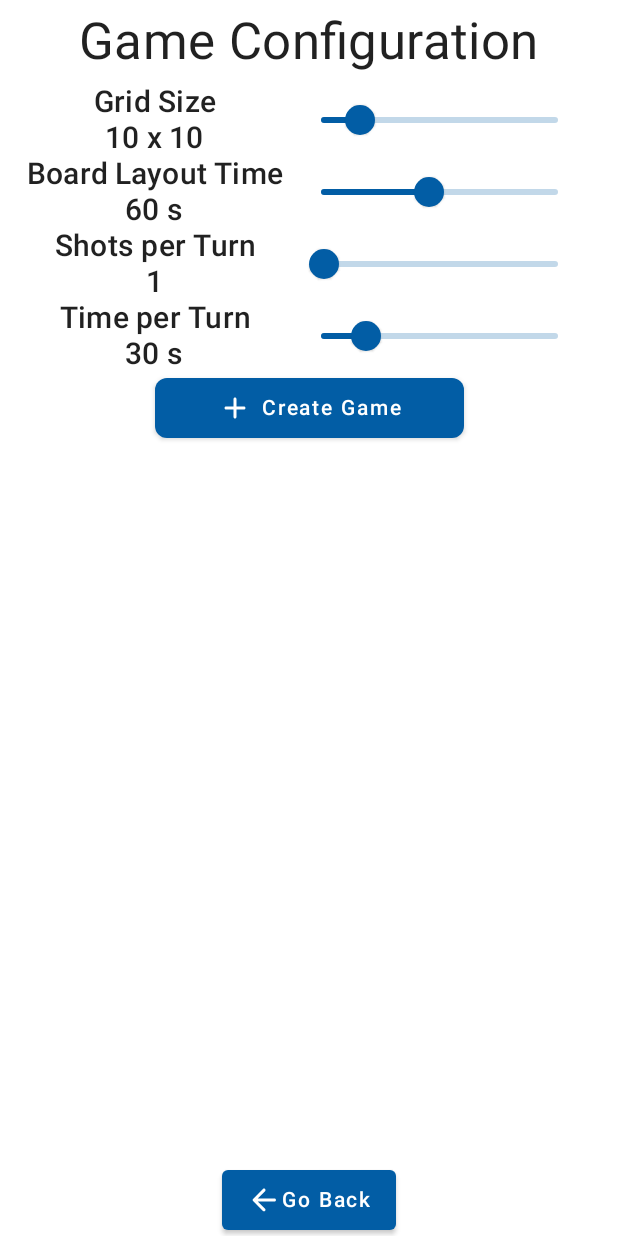
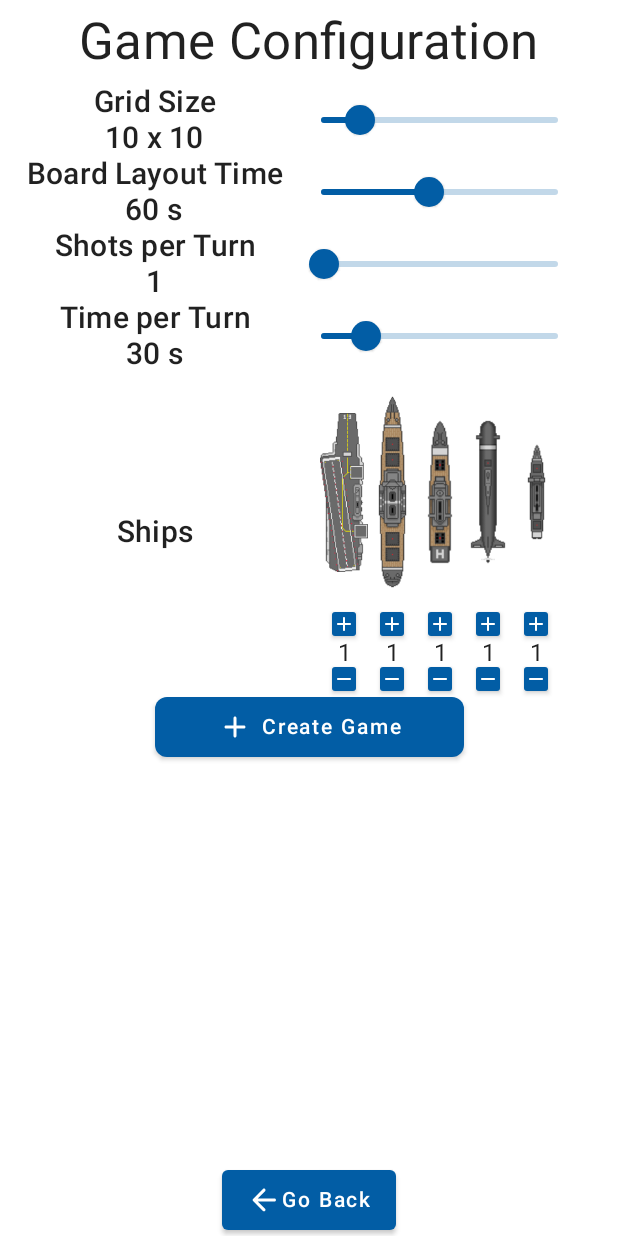
Before and after one commit to bodybuilders-team/battleships-mobile, an Android app built with Jetpack Compose: the GameplayMenuScreen screen opened through its navigation route, after a tap on "New Game", on a phone screen of 412 x 824 dp. Run offline under Robolectric (Android 15) with nearby library versions, the phone set to English and light mode, and no system bars.

Commit message:
Game config now allows for ship selection.

```diff
--- a/app/src/main/kotlin/pt/isel/pdm/battleships/domain/board/Board.kt
+++ b/app/src/main/kotlin/pt/isel/pdm/battleships/domain/board/Board.kt
@@ -166,9 +166,15 @@ data class Board(
          * Returns a random board of [size].
          *
          * @param size size of the board
-         * @return random board of [size]
+         * @param ships the ships to place in the board
+         *
+         * @return board of [size] with the [ships] placed randomly
          */
-        fun random(size: Int = DEFAULT_BOARD_SIZE) = Board(size, generateRandomMatrix(size))
+        fun random(
+            size: Int = DEFAULT_BOARD_SIZE,
+            ships: List<ShipType> = ShipType.values().toList()
+        ) =
+            Board(size, generateRandomMatrix(size, ships))
 
         /**
          * Generates a matrix only with water cells.
@@ -191,12 +197,14 @@ data class Board(
          * Generates a matrix of cells with the ships placed randomly.
          *
          * @param size the size of the matrix
-         * @return the matrix
+         * @param ships the ships to place in the matrix
+         *
+         * @return matrix of [size] with the [ships] placed randomly
          */
-        private fun generateRandomMatrix(size: Int): List<Cell> {
+        private fun generateRandomMatrix(size: Int, ships: List<ShipType>): List<Cell> {
             val grid = generateEmptyMatrix(size).toMutableList()
 
-            ShipType.values().forEach { shipType ->
+            ships.forEach { shipType ->
                 val ship = grid
                     .filterIsInstance<WaterCell>()
                     .flatMap<WaterCell, Ship> { cell ->
--- a/app/src/main/kotlin/pt/isel/pdm/battleships/ui/screens/gameplay/GameplayMenuScreen.kt
+++ b/app/src/main/kotlin/pt/isel/pdm/battleships/ui/screens/gameplay/GameplayMenuScreen.kt
@@ -85,7 +85,7 @@ fun GameplayMenuScreen(navController: NavController) {
                 BoardSetupScreen(
                     gameplayNavController,
                     boardSize = it.gridSize,
-                    shipTypes = it.ships,
+                    ships = it.ships,
                     onBoardSetupFinished = { board ->
                         myBoard = board
                         gameplayNavController.navigate("gameplay/game")
--- /dev/null
+++ b/app/src/main/kotlin/pt/isel/pdm/battleships/ui/screens/gameplay/newGame/GameConfigSelector.kt
@@ -0,0 +1,46 @@
+package pt.isel.pdm.battleships.ui.screens.gameplay.newGame
+
+import androidx.compose.foundation.layout.Box
+import androidx.compose.foundation.layout.Row
+import androidx.compose.foundation.layout.fillMaxWidth
+import androidx.compose.foundation.layout.padding
+import androidx.compose.runtime.Composable
+import androidx.compose.ui.Alignment
+import androidx.compose.ui.Modifier
+import androidx.compose.ui.unit.dp
+
+const val SLIDER_RIGHT_PADDING = 32
+const val GAME_CONFIG_SELECTOR_WIDTH_FACTOR = 0.5f
+
+/**
+ * Game config selector used in the game configuration menu to select a single game configuration.
+ *
+ * @param leftSideContent content to be shown on the left side of the selector, usually labels
+ * @param rightSideContent content to be shown on the right side of the selector, usually sliders
+ */
+@Composable
+fun GameConfigSelector(
+    leftSideContent: @Composable () -> Unit,
+    rightSideContent: @Composable () -> Unit
+) {
+    Row(
+        Modifier.fillMaxWidth(),
+        verticalAlignment = Alignment.CenterVertically
+    ) {
+        Box(
+            modifier = Modifier.fillMaxWidth(GAME_CONFIG_SELECTOR_WIDTH_FACTOR),
+            contentAlignment = Alignment.Center
+        ) {
+            leftSideContent()
+        }
+
+        Box(
+            modifier = Modifier
+                .fillMaxWidth()
+                .padding(end = SLIDER_RIGHT_PADDING.dp),
+            contentAlignment = Alignment.Center
+        ) {
+            rightSideContent()
+        }
+    }
+}
--- a/app/src/main/kotlin/pt/isel/pdm/battleships/ui/screens/gameplay/newGame/IntSelector.kt
+++ b/app/src/main/kotlin/pt/isel/pdm/battleships/ui/screens/gameplay/newGame/IntSelector.kt
@@ -1,9 +1,6 @@
 package pt.isel.pdm.battleships.ui.screens.gameplay.newGame
 
 import androidx.compose.foundation.layout.Column
-import androidx.compose.foundation.layout.Row
-import androidx.compose.foundation.layout.fillMaxWidth
-import androidx.compose.foundation.layout.padding
 import androidx.compose.material.MaterialTheme
 import androidx.compose.material.Slider
 import androidx.compose.material.Text
@@ -13,16 +10,11 @@ import androidx.compose.runtime.mutableStateOf
 import androidx.compose.runtime.remember
 import androidx.compose.runtime.setValue
 import androidx.compose.ui.Alignment
-import androidx.compose.ui.Modifier
 import androidx.compose.ui.text.style.TextAlign
-import androidx.compose.ui.unit.dp
 import kotlin.math.roundToInt
 
-private const val INT_SELECTOR_WIDTH_FACTOR = 0.5f
-private const val SLIDER_RIGHT_PADDING = 32
-
 /**
- * A slider that allows the user to select an integer value.
+ * A game config selector that uses a slider to allow the user to select an integer value.
  *
  * @param defaultValue the default value of the slider
  * @param valueRange the range of values that the slider can take
@@ -40,14 +32,9 @@ fun IntSelector(
 ) {
     var currentValue by remember { mutableStateOf(defaultValue) }
 
-    Row(
-        Modifier.fillMaxWidth(),
-        verticalAlignment = Alignment.CenterVertically
-    ) {
-        Column(
-            modifier = Modifier.fillMaxWidth(INT_SELECTOR_WIDTH_FACTOR),
-            horizontalAlignment = Alignment.CenterHorizontally
-        ) {
+    GameConfigSelector(
+        leftSideContent = {
+            Column(horizontalAlignment = Alignment.CenterHorizontally) {
                 Text(
                     text = label,
                     style = MaterialTheme.typography.h6,
@@ -58,9 +45,9 @@ fun IntSelector(
                     style = MaterialTheme.typography.h6
                 )
             }
-
+        },
+        rightSideContent = {
             Slider(
-            modifier = Modifier.fillMaxWidth().padding(end = SLIDER_RIGHT_PADDING.dp),
                 value = currentValue.toFloat(),
                 onValueChange = {
                     currentValue = it.roundToInt()
@@ -69,4 +56,5 @@ fun IntSelector(
                 valueRange = valueRange.first.toFloat()..valueRange.last.toFloat()
             )
         }
+    )
 }
--- a/app/src/main/kotlin/pt/isel/pdm/battleships/ui/screens/gameplay/newGame/NewGameScreen.kt
+++ b/app/src/main/kotlin/pt/isel/pdm/battleships/ui/screens/gameplay/newGame/NewGameScreen.kt
@@ -1,9 +1,9 @@
 package pt.isel.pdm.battleships.ui.screens.gameplay.newGame
 
 import androidx.compose.foundation.layout.Column
-import androidx.compose.foundation.layout.Row
 import androidx.compose.foundation.layout.fillMaxSize
-import androidx.compose.foundation.layout.fillMaxWidth
+import androidx.compose.material.MaterialTheme
+import androidx.compose.material.Text
 import androidx.compose.runtime.Composable
 import androidx.compose.runtime.getValue
 import androidx.compose.runtime.mutableStateOf
@@ -14,6 +14,7 @@ import androidx.compose.ui.Modifier
 import androidx.compose.ui.graphics.vector.ImageVector
 import androidx.compose.ui.res.stringResource
 import androidx.compose.ui.res.vectorResource
+import androidx.compose.ui.text.style.TextAlign
 import androidx.navigation.NavController
 import pt.isel.pdm.battleships.R
 import pt.isel.pdm.battleships.domain.board.Board
@@ -95,11 +96,25 @@ fun NewGameScreen(
             onValueChange = { timePerTurn = it }
         )
 
-        Row(
-            Modifier.fillMaxWidth(),
-            verticalAlignment = Alignment.CenterVertically
-        ) {
-        }
+        // Ship Selector
+        // TODO limitation on number of ships based on board size (type of ship also matters)
+        //  50% of the board max?
+        GameConfigSelector(
+            leftSideContent = {
+                Text(
+                    text = "Ships",
+                    style = MaterialTheme.typography.h6,
+                    textAlign = TextAlign.Center
+                )
+            },
+            rightSideContent = {
+                ShipSelector(
+                    ships = ships,
+                    onShipAdded = { ships = ships + it },
+                    onShipRemoved = { ships = ships - it }
+                )
+            }
+        )
 
         MenuButton(
             onClick = {
--- /dev/null
+++ b/app/src/main/kotlin/pt/isel/pdm/battleships/ui/screens/gameplay/newGame/ShipSelector.kt
@@ -0,0 +1,91 @@
+package pt.isel.pdm.battleships.ui.screens.gameplay.newGame
+
+import androidx.compose.foundation.layout.Box
+import androidx.compose.foundation.layout.Column
+import androidx.compose.foundation.layout.PaddingValues
+import androidx.compose.foundation.layout.height
+import androidx.compose.foundation.layout.padding
+import androidx.compose.foundation.layout.size
+import androidx.compose.foundation.lazy.LazyRow
+import androidx.compose.foundation.lazy.items
+import androidx.compose.foundation.shape.RoundedCornerShape
+import androidx.compose.material.Button
+import androidx.compose.material.Icon
+import androidx.compose.material.Text
+import androidx.compose.runtime.Composable
+import androidx.compose.ui.Alignment
+import androidx.compose.ui.Modifier
+import androidx.compose.ui.graphics.vector.ImageVector
+import androidx.compose.ui.res.vectorResource
+import androidx.compose.ui.unit.dp
+import pt.isel.pdm.battleships.R
+import pt.isel.pdm.battleships.domain.ship.Orientation
+import pt.isel.pdm.battleships.domain.ship.ShipType
+import pt.isel.pdm.battleships.ui.screens.gameplay.board.DEFAULT_TILE_SIZE
+import pt.isel.pdm.battleships.ui.screens.gameplay.ship.ShipView
+
+// TODO: Make ship slots (containing the draggable ships on board setup) similar to this,
+//  having one slot for each ship type, and only showing the empty slot when all the ships of the
+//  type have been placed on the board.
+@Composable
+fun ShipSelector(
+    ships: List<ShipType>,
+    onShipAdded: (ShipType) -> Unit,
+    onShipRemoved: (ShipType) -> Unit
+) {
+    val tileSize = DEFAULT_TILE_SIZE
+
+    Column {
+        LazyRow {
+            items(ShipType.values()) { ship ->
+                Column(horizontalAlignment = Alignment.CenterHorizontally) {
+                    Box(
+                        modifier = Modifier.height((tileSize * 5).dp),
+                        contentAlignment = Alignment.Center
+                    ) {
+                        ShipView(
+                            type = ship,
+                            orientation = Orientation.VERTICAL,
+                            tileSize = tileSize
+                        )
+                    }
+
+                    Button(
+                        onClick = { onShipAdded(ship) },
+                        shape = RoundedCornerShape(2.dp),
+                        modifier = Modifier
+                            .padding(bottom = 2.dp)
+                            .size((DEFAULT_TILE_SIZE / 2).dp),
+                        contentPadding = PaddingValues(0.dp)
+                    ) {
+                        Icon(
+                            imageVector = ImageVector.vectorResource(R.drawable.ic_round_add_24),
+                            contentDescription = "Add ship"
+                        )
+                    }
+
+                    Text(text = ships.count { it == ship }.toString())
+
+                    Button(
+                        onClick = { onShipRemoved(ship) },
+                        shape = RoundedCornerShape(2.dp),
+                        modifier = Modifier.size((DEFAULT_TILE_SIZE / 2).dp),
+                        contentPadding = PaddingValues(0.dp)
+                    ) {
+                        Icon(
+                            imageVector = ImageVector.vectorResource(R.drawable.ic_round_remove_24),
+                            contentDescription = "Remove ship"
+                        )
+                    }
+                }
+            }
+        }
+
+        /*IconButton(
+            onClick = { },
+            icon = ImageVector.vectorResource(R.drawable.ic_round_directions_boat_24),
+            iconDescription = "",
+            text = "Select Ships"
+        )*/
+    }
+}
--- a/app/src/main/kotlin/pt/isel/pdm/battleships/ui/screens/gameplay/ship/ShipView.kt
+++ b/app/src/main/kotlin/pt/isel/pdm/battleships/ui/screens/gameplay/ship/ShipView.kt
@@ -21,7 +21,7 @@ fun ShipView(
     type: ShipType,
     orientation: Orientation,
     tileSize: Float,
-    modifier: Modifier
+    modifier: Modifier = Modifier
 ) {
     Box(
         Modifier
--- /dev/null
+++ b/app/src/main/kotlin/pt/isel/pdm/battleships/ui/utils/IconButton.kt
@@ -0,0 +1,45 @@
+package pt.isel.pdm.battleships.ui.utils
+
+import androidx.compose.foundation.layout.Spacer
+import androidx.compose.foundation.layout.width
+import androidx.compose.foundation.shape.RoundedCornerShape
+import androidx.compose.material.Button
+import androidx.compose.material.Icon
+import androidx.compose.material.Text
+import androidx.compose.runtime.Composable
+import androidx.compose.ui.Modifier
+import androidx.compose.ui.graphics.vector.ImageVector
+import androidx.compose.ui.unit.dp
+
+private const val BUTTON_PADDING = 6
+private const val BUTTON_CORNER_RADIUS = 8
+
+/**
+ * Represents a button with an icon.
+ *
+ * @param icon the icon of the button
+ * @param iconDescription the description of the icon
+ * @param text the text of the button
+ * @param onClick the action to be performed when the button is clicked
+ */
+@Composable
+fun IconButton(
+    onClick: () -> Unit,
+    icon: ImageVector,
+    iconDescription: String,
+    text: String,
+    modifier: Modifier = Modifier
+) {
+    Button(
+        onClick = onClick,
+        modifier = modifier,
+        shape = RoundedCornerShape(BUTTON_CORNER_RADIUS.dp)
+    ) {
+        Icon(
+            imageVector = icon,
+            contentDescription = iconDescription
+        )
+        Spacer(modifier = Modifier.width(BUTTON_PADDING.dp))
+        Text(text = text)
+    }
+}
--- a/app/src/main/kotlin/pt/isel/pdm/battleships/ui/utils/MenuButton.kt
+++ b/app/src/main/kotlin/pt/isel/pdm/battleships/ui/utils/MenuButton.kt
@@ -1,20 +1,11 @@
 package pt.isel.pdm.battleships.ui.utils
 
-import androidx.compose.foundation.layout.Spacer
 import androidx.compose.foundation.layout.fillMaxWidth
-import androidx.compose.foundation.layout.width
-import androidx.compose.foundation.shape.RoundedCornerShape
-import androidx.compose.material.Button
-import androidx.compose.material.Icon
-import androidx.compose.material.Text
 import androidx.compose.runtime.Composable
 import androidx.compose.ui.Modifier
 import androidx.compose.ui.graphics.vector.ImageVector
-import androidx.compose.ui.unit.dp
 
-private const val BUTTON_PADDING = 6
 private const val BUTTON_MAX_WIDTH_FACTOR = 0.5f
-private const val BUTTON_CORNER_RADIUS = 8
 
 /**
  * Represents a button in the main menu.
@@ -26,21 +17,16 @@ private const val BUTTON_CORNER_RADIUS = 8
  */
 @Composable
 fun MenuButton(
+    onClick: () -> Unit,
     icon: ImageVector,
     iconDescription: String,
-    text: String,
-    onClick: () -> Unit = {}
+    text: String
 ) {
-    Button(
+    IconButton(
         onClick = onClick,
-        modifier = Modifier.fillMaxWidth(BUTTON_MAX_WIDTH_FACTOR),
-        shape = RoundedCornerShape(BUTTON_CORNER_RADIUS.dp)
-    ) {
-        Icon(
-            imageVector = icon,
-            contentDescription = iconDescription
-        )
-        Spacer(modifier = Modifier.width(BUTTON_PADDING.dp))
-        Text(text = text)
-    }
+        icon = icon,
+        iconDescription = iconDescription,
+        text = text,
+        modifier = Modifier.fillMaxWidth(BUTTON_MAX_WIDTH_FACTOR)
+    )
 }
--- /dev/null
+++ b/app/src/main/res/drawable/ic_round_directions_boat_24.xml
@@ -0,0 +1,5 @@
+<vector android:height="24dp" android:tint="#FFFFFF"
+    android:viewportHeight="24" android:viewportWidth="24"
+    android:width="24dp" xmlns:android="http://schemas.android.com/apk/res/android">
+    <path android:fillColor="@android:color/white" android:pathData="M20,21c-1.19,0 -2.38,-0.35 -3.47,-0.98c-0.33,-0.19 -0.73,-0.19 -1.07,0c-2.17,1.26 -4.76,1.26 -6.93,0c-0.33,-0.19 -0.73,-0.19 -1.07,0C6.38,20.65 5.19,21 4,21H3c-0.55,0 -1,0.45 -1,1v0c0,0.55 0.45,1 1,1h1c1.38,0 2.74,-0.35 4,-0.99c2.52,1.29 5.48,1.29 8,0c1.26,0.65 2.62,0.99 4,0.99h1c0.55,0 1,-0.45 1,-1v0c0,-0.55 -0.45,-1 -1,-1H20zM3.95,19H4c1.27,0 2.42,-0.55 3.33,-1.33c0.39,-0.34 0.95,-0.34 1.34,0C9.58,18.45 10.73,19 12,19s2.42,-0.55 3.33,-1.33c0.39,-0.34 0.95,-0.34 1.34,0C17.58,18.45 18.73,19 20,19h0.05l1.9,-6.68c0.11,-0.37 0.04,-1.06 -0.66,-1.28L20,10.62V6c0,-1.1 -0.9,-2 -2,-2h-3V2c0,-0.55 -0.45,-1 -1,-1h-4C9.45,1 9,1.45 9,2v2H6C4.9,4 4,4.9 4,6v4.62l-1.29,0.42c-0.63,0.19 -0.81,0.84 -0.66,1.28L3.95,19zM6,6h12v3.97L12.62,8.2c-0.41,-0.13 -0.84,-0.13 -1.25,0L6,9.97V6z"/>
+</vector>
--- /dev/null
+++ b/app/src/main/res/drawable/ic_round_remove_24.xml
@@ -0,0 +1,5 @@
+<vector android:height="24dp" android:tint="#FFFFFF"
+    android:viewportHeight="24" android:viewportWidth="24"
+    android:width="24dp" xmlns:android="http://schemas.android.com/apk/res/android">
+    <path android:fillColor="@android:color/white" android:pathData="M18,13H6c-0.55,0 -1,-0.45 -1,-1s0.45,-1 1,-1h12c0.55,0 1,0.45 1,1s-0.45,1 -1,1z"/>
+</vector>
```
Also changed, not shown: app/src/main/kotlin/pt/isel/pdm/battleships/ui/screens/gameplay/newGame/boardSetup/BoardSetupScreen.kt (+10 -10 lines). Lines whose indentation alone changed are shown as unchanged.
